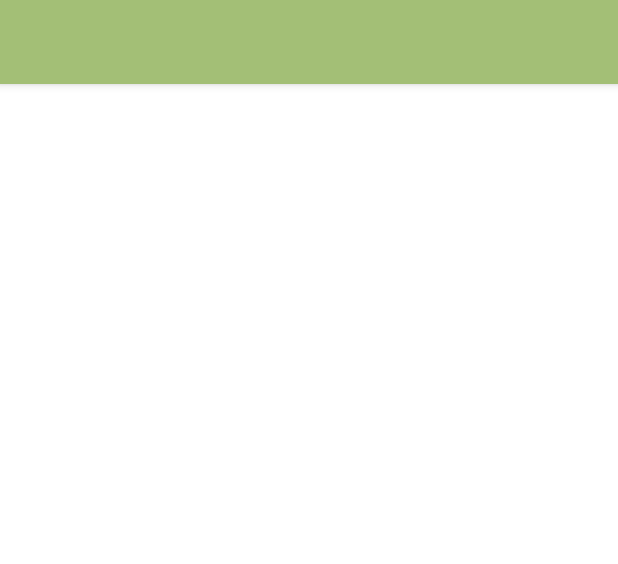
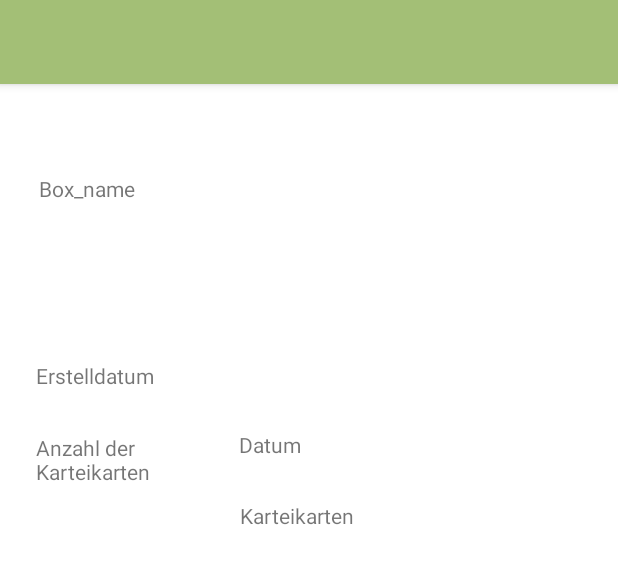
Before and after one commit to nf3lix/avisio, an Android app: the layout box_detail_view.xml on its own in the app's theme, with its tools: preview values and no code run, on a phone screen of 412 x 824 dp. Shown: the top 564 px of the screen. Run offline under Robolectric (Android 15) with nearby library versions, the phone set to English and light mode, and no system bars; Roboto replaces fonts that are not available here.

Commit message:
change layout box detail

```diff
--- a/dashboard/src/main/res/layout/box_detail_view.xml
+++ b/dashboard/src/main/res/layout/box_detail_view.xml
@@ -1,9 +1,86 @@
 <?xml version="1.0" encoding="utf-8"?>
 <androidx.constraintlayout.widget.ConstraintLayout xmlns:android="http://schemas.android.com/apk/res/android"
+    xmlns:app="http://schemas.android.com/apk/res-auto"
+    xmlns:tools="http://schemas.android.com/tools"
     android:layout_width="match_parent"
-    android:layout_height="match_parent">
+    android:layout_height="match_parent"
+    android:orientation="horizontal">
 
-    <include layout="@layout/app_bar_default"/>
+    <TextView
+        android:id="@+id/textView"
+        android:layout_width="196dp"
+        android:layout_height="42dp"
+        android:layout_marginTop="108dp"
+        android:text="Box_name"
+        app:layout_constraintBottom_toTopOf="@+id/textView2"
+        app:layout_constraintEnd_toEndOf="parent"
+        app:layout_constraintHorizontal_bias="0.12"
+        app:layout_constraintStart_toStartOf="parent"
+        app:layout_constraintTop_toTopOf="parent"
+        app:layout_constraintVertical_bias="0.09" />
+
+    <include
+        android:id="@+id/include"
+        layout="@layout/app_bar_default"
+        tools:layout_editor_absoluteX="0dp"
+        tools:layout_editor_absoluteY="0dp" />
+
+    <TextView
+        android:id="@+id/textView2"
+        android:layout_width="127dp"
+        android:layout_height="40dp"
+        android:layout_marginStart="16dp"
+        android:layout_marginLeft="16dp"
+        android:layout_marginTop="194dp"
+        android:layout_marginBottom="497dp"
+        android:text="Erstelldatum"
+        app:layout_constraintBottom_toBottomOf="@+id/include"
+        app:layout_constraintEnd_toStartOf="@+id/textView3"
+        app:layout_constraintStart_toStartOf="parent"
+        app:layout_constraintTop_toTopOf="@+id/include" />
+
+    <TextView
+        android:id="@+id/textView3"
+        android:layout_width="152dp"
+        android:layout_height="39dp"
+        android:layout_marginTop="40dp"
+        android:layout_marginBottom="498dp"
+        android:text="Datum"
+        app:layout_constraintBottom_toBottomOf="@+id/include"
+        app:layout_constraintEnd_toEndOf="parent"
+        app:layout_constraintHorizontal_bias="0.613"
+        app:layout_constraintStart_toStartOf="parent"
+        app:layout_constraintTop_toBottomOf="@+id/textView"
+        app:layout_constraintVertical_bias="1.0" />
+
+    <TextView
+        android:id="@+id/textView4"
+        android:layout_width="125dp"
+        android:layout_height="39dp"
+        android:layout_marginTop="8dp"
+        android:text="TextView"
+        app:layout_constraintBottom_toBottomOf="parent"
+        app:layout_constraintEnd_toEndOf="parent"
+        app:layout_constraintHorizontal_bias="0.083"
+        app:layout_constraintStart_toStartOf="parent"
+        app:layout_constraintTop_toBottomOf="@+id/textView2"
+        app:layout_constraintVertical_bias="0.0"
+        tools:text="Anzahl der Karteikarten" />
+
+    <TextView
+        android:id="@+id/textView5"
+        android:layout_width="152dp"
+        android:layout_height="40dp"
+        android:layout_marginTop="8dp"
+        android:layout_marginEnd="100dp"
+        android:layout_marginRight="100dp"
+        android:text="Karteikarten"
+        app:layout_constraintBottom_toBottomOf="parent"
+        app:layout_constraintEnd_toEndOf="parent"
+        app:layout_constraintHorizontal_bias="1.0"
+        app:layout_constraintStart_toEndOf="@+id/textView4"
+        app:layout_constraintTop_toBottomOf="@+id/textView3"
+        app:layout_constraintVertical_bias="0.0" />
 
 
 </androidx.constraintlayout.widget.ConstraintLayout>
--- a/dashboard/src/main/res/layout/box_list_item.xml
+++ b/dashboard/src/main/res/layout/box_list_item.xml
@@ -17,12 +17,14 @@
 
             <ImageView
                 android:id="@+id/imageView"
-                android:layout_width="wrap_content"
-                android:layout_height="wrap_content"
+                android:layout_width="40dp"
+                android:layout_height="36dp"
+                android:layout_marginStart="16dp"
+                android:layout_marginLeft="16dp"
                 app:layout_constraintBottom_toBottomOf="parent"
                 app:layout_constraintStart_toStartOf="parent"
                 app:layout_constraintTop_toTopOf="parent"
-                app:srcCompat="@mipmap/ic_launcher" />
+                app:srcCompat="@drawable/box_icon_default" />
 
             <TextView
                 android:id="@+id/box_text_view"
@@ -35,6 +37,7 @@
                 android:textStyle="bold"
                 app:layout_constraintBottom_toBottomOf="parent"
                 app:layout_constraintEnd_toEndOf="parent"
+                app:layout_constraintHorizontal_bias="0.23"
                 app:layout_constraintStart_toEndOf="@+id/imageView"
                 app:layout_constraintTop_toTopOf="parent" />
 
```
